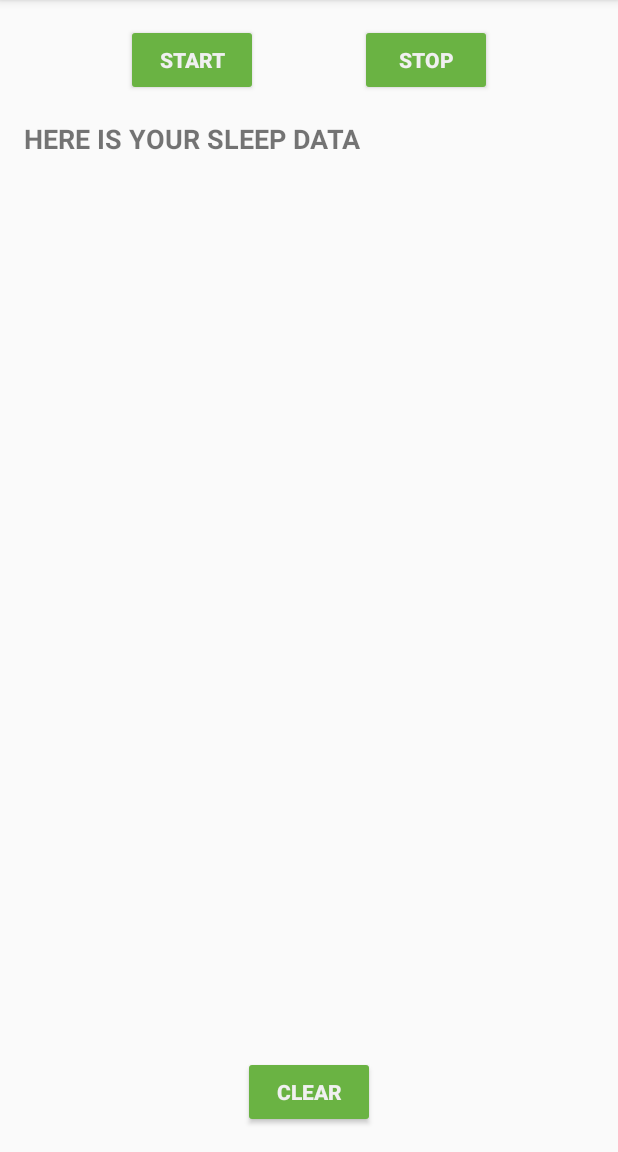
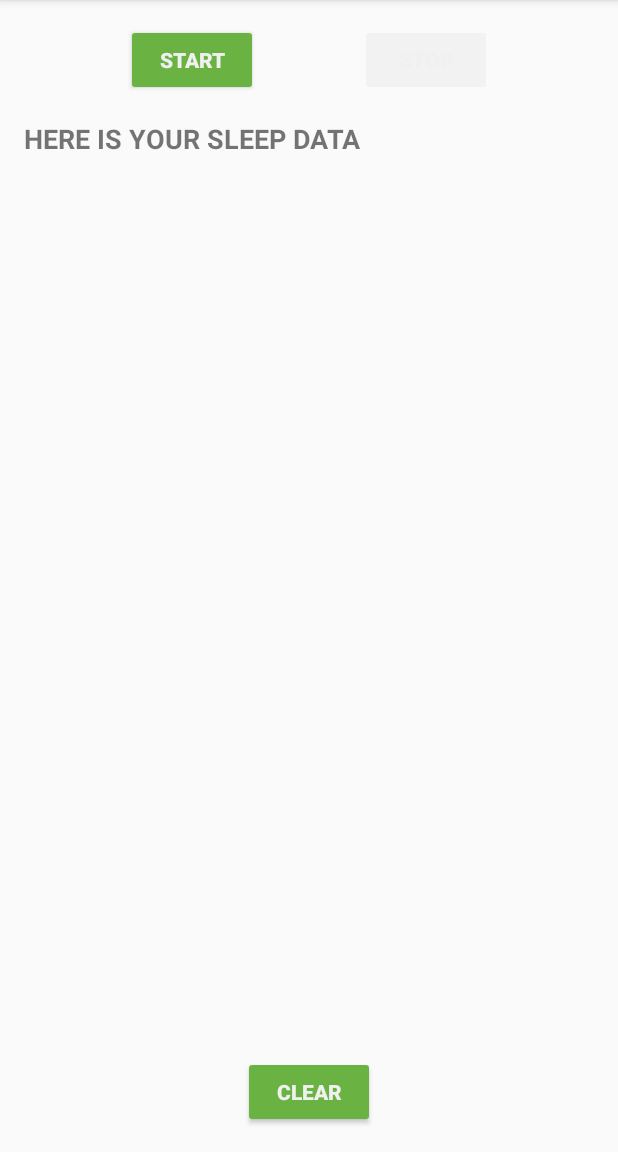
Before and after one commit to JanMeckelholt/sleep_tracker, an Android app: the screen it shows after launch (MainActivity), on a phone screen of 412 x 824 dp, the part 84-1236 px from its top. Run offline under Robolectric (Android 15) with nearby library versions, the phone set to English and light mode, and no system bars; our stand-ins replace Room's generated code, data binding; Roboto replaces fonts that are not available here.

Commit message:
setting enabled status of start and stop btn

```diff
--- a/app/src/main/java/de/janmeckelholt/sleep_tracker/sleeptracker/SleepTrackerViewModel.kt
+++ b/app/src/main/java/de/janmeckelholt/sleep_tracker/sleeptracker/SleepTrackerViewModel.kt
@@ -17,6 +17,14 @@ class SleepTrackerViewModel(val database: SleepDatabaseDao, application: Applica
     private val nights = database.getAllNights()
     val nightsStr = nights.map {
         formatNights(it, application.resources)
+    }
+
+    val startButtonVisible = tonight.map {
+        return@map (it == null)
+    }
+
+    val stopButtonVisible = tonight.map {
+        return@map (it != null)
     }
 
     private  val _navigateToSleepQuality = MutableLiveData<SleepNight?>()
--- a/app/src/main/res/layout/fragment_sleep_tracker.xml
+++ b/app/src/main/res/layout/fragment_sleep_tracker.xml
@@ -60,7 +60,8 @@
             app:layout_constraintBaseline_toBaselineOf="@id/stop_button"
             app:layout_constraintEnd_toStartOf="@+id/stop_button"
             app:layout_constraintHorizontal_chainStyle="spread"
-            app:layout_constraintStart_toStartOf="parent" />
+            app:layout_constraintStart_toStartOf="parent"
+            android:enabled="@{sleepTrackerViewModel.startButtonVisible}"/>
 
         <Button
             android:id="@+id/stop_button"
@@ -73,7 +74,8 @@
             android:onClick="@{()->sleepTrackerViewModel.onStopTracking()}"
             app:layout_constraintEnd_toEndOf="parent"
             app:layout_constraintStart_toEndOf="@+id/start_button"
-            app:layout_constraintTop_toTopOf="parent" />
+            app:layout_constraintTop_toTopOf="parent"
+            android:enabled="@{sleepTrackerViewModel.stopButtonVisible}"/>
 
         <Button
             android:id="@+id/clear_button"
```
